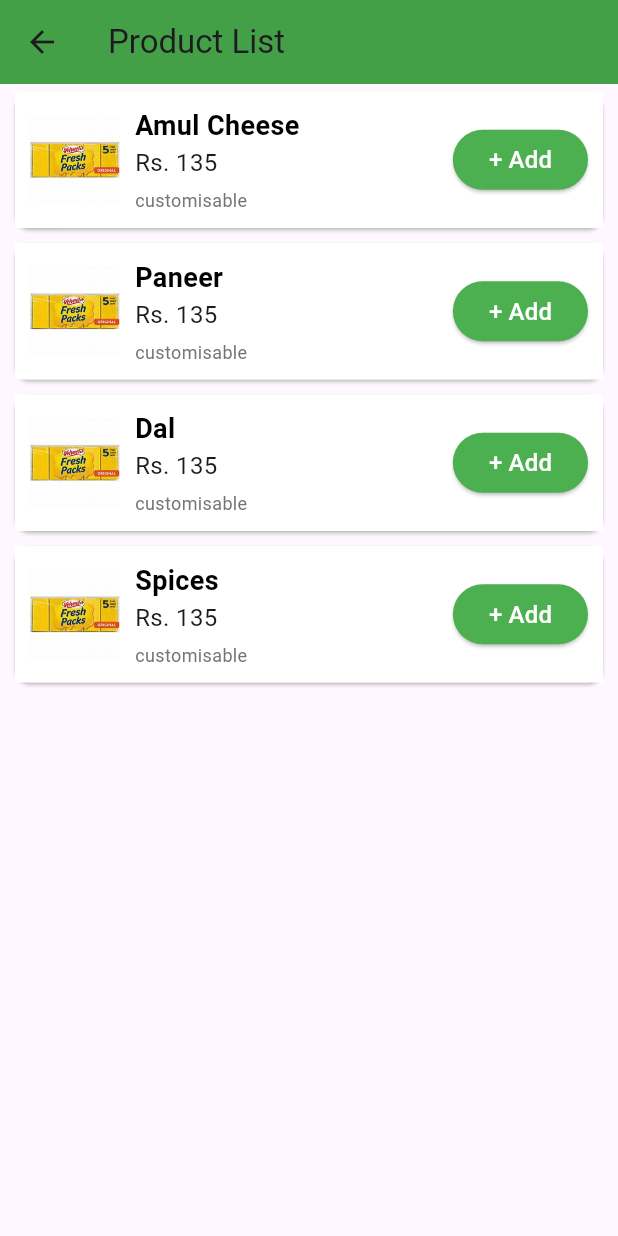
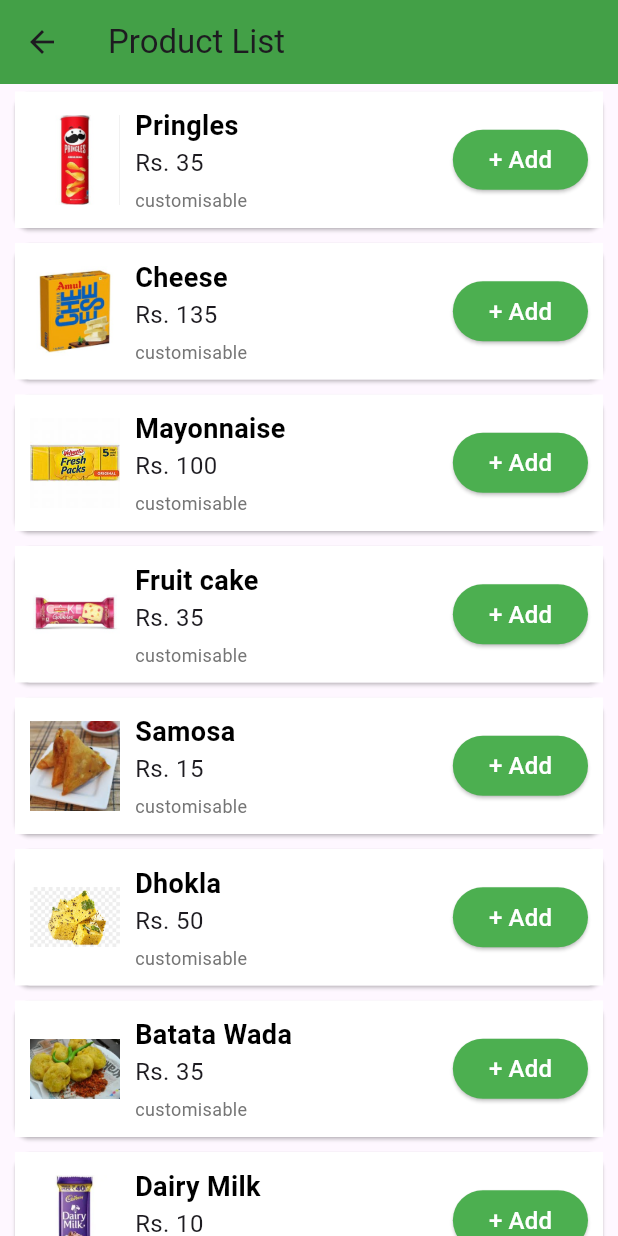
Before and after one commit to kinjal5104/poster, a Flutter app: the ProductListScreen screen opened by its route, on a phone screen of 412 x 824 dp. Run offline on Flutter 3.47's test engine with Material 3 defaults, Android fonts, the phone set to English and light mode, and no system bars; our stand-ins replace pinput.

Commit message:
first commit

```diff
--- a/lib/screens/products.dart
+++ b/lib/screens/products.dart
@@ -11,30 +11,72 @@
   // Sample product data
   final List<Map<String, dynamic>> products = [
     {
-      'name': 'Amul Cheese',
+      'name': 'Pringles',
+      'price': 35,
+      'image': 'Assests/pringles.jpg', // Replace with the correct image path
+      'quantity': 0,
+      'isSelected': false
+    },
+    {
+      'name': 'Cheese',
       'price': 135,
+      'image': 'Assests/cheese.jpg', // Replace with the correct image path
+      'quantity': 0,
+      'isSelected': false
+    },
+    {
+      'name': 'Mayonnaise',
+      'price': 100,
       'image': 'Assests/th.jpeg', // Replace with the correct image path
       'quantity': 0,
       'isSelected': false
     },
     {
-      'name': 'Paneer',
-      'price': 135,
-      'image': 'Assests/th.jpeg', // Replace with the correct image path
+      'name': 'Fruit cake',
+      'price': 35,
+      'image': 'Assests/fruitcake.jpg', // Replace with the correct image path
       'quantity': 0,
       'isSelected': false
     },
+
     {
-      'name': 'Dal',
-      'price': 135,
-      'image': 'Assests/th.jpeg', // Replace with the correct image path
+      'name': 'Samosa',
+      'price': 15,
+      'image': 'Assests/images.jpeg', // Replace with the correct image path
       'quantity': 0,
       'isSelected': false
     },
+
     {
-      'name': 'Spices',
-      'price': 135,
-      'image': 'Assests/th.jpeg', // Replace with the correct image path
+      'name': 'Dhokla',
+      'price': 50,
+      'image': 'Assests/dhokla.jpg', // Replace with the correct image path
+      'quantity': 0,
+      'isSelected': false
+    },
+
+    {
+      'name': 'Batata Wada',
+      'price': 35,
+      'image': 'Assests/batatawada.jpg', // Replace with the correct image path
+      'quantity': 0,
+      'isSelected': false
+    },
+
+
+
+    {
+      'name': 'Dairy Milk',
+      'price': 10,
+      'image': 'Assests/dairy.jpg', // Replace with the correct image path
+      'quantity': 0,
+      'isSelected': false
+    },
+
+    {
+      'name': '5 star',
+      'price': 10,
+      'image': 'Assests/5star.jpg', // Replace with the correct image path
       'quantity': 0,
       'isSelected': false
     },
--- a/lib/screens/screen2.dart
+++ b/lib/screens/screen2.dart
@@ -12,10 +12,8 @@
   // List of shops with different names, locations, and ratings
   final List<Map<String, String>> shops = [
     {'name': 'Vishal Stores', 'location': 'Worli Mumbai', 'ratings': '204'},
-    {'name': 'Raghu Stores', 'location': 'Andheri Mumbai', 'ratings': '150'},
-    {'name': 'Milk', 'location': 'Bandra Mumbai', 'ratings': '230'},
-    {'name': 'Saniya', 'location': 'Colaba Mumbai', 'ratings': '190'},
-    {'name': 'Anushka', 'location': 'US', 'ratings': '200'},
+    {'name': 'Abdul Grocery Shop', 'location': 'Prabhadevi Mumbai', 'ratings': '150'},
+
   ];
 
   @override
@@ -72,7 +70,7 @@
               },
             ),
             ListTile(
-              title: Text('Shop 2'),
+              title: Text('Abdul Grocery Shop'),
               leading: Icon(Icons.circle, size: 10),
               onTap: () {
                 // Handle shop selection
```
Also changed, not shown: Assests/5star.jpg (added), Assests/batatawada.jpg (added), Assests/cheese.jpg (added), Assests/dairy.jpg (added), Assests/dhokla.jpg (added), Assests/fruitcake.jpg (added), Assests/images.jpeg (added), Assests/mayo.jpg (added), Assests/pringles.jpg (added), Assests/store2.png (added), lib/screens/OrderSummaryScreen.dart (line endings or trailing spaces), lib/screens/PaymentPage.dart (line endings or trailing spaces).
